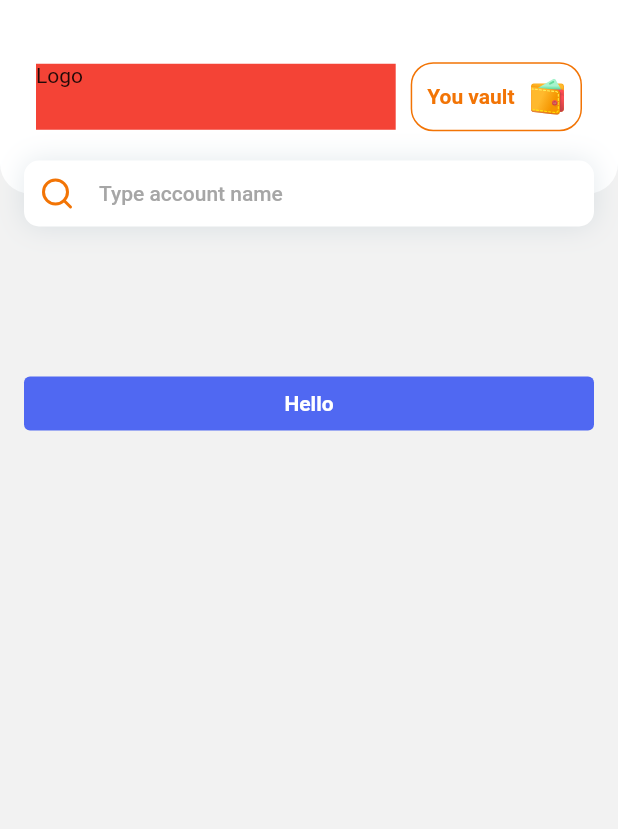
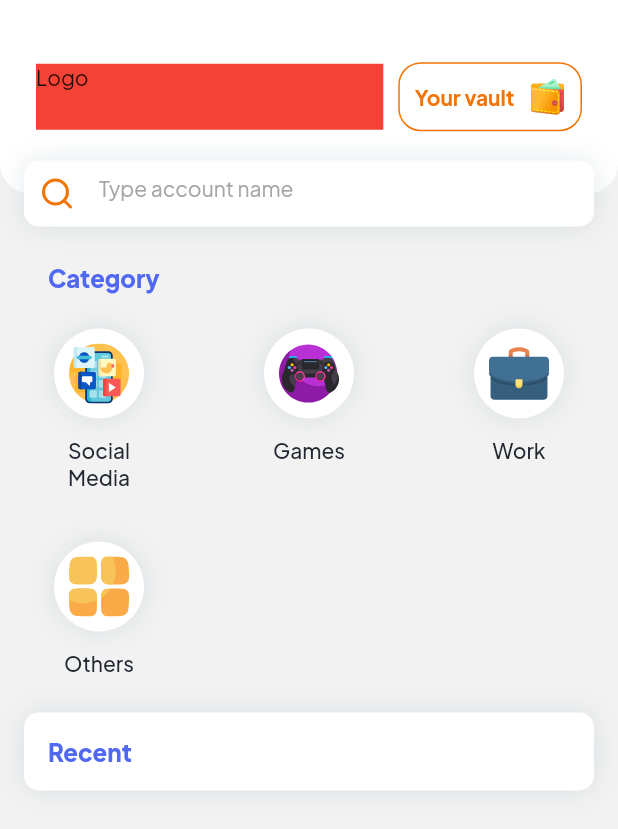
Before and after one commit to juliesZ7/graduate_thesis, a Flutter app: the screen it shows after launch, on a phone screen of 412 x 824 dp. Shown: the top 829 px of the screen. Run offline on Flutter 3.47's test engine with Material 2 defaults, Android fonts, the phone set to English and light mode, and no system bars; our stand-ins replace flutter_svg.

Commit message:
Build Category and Recent

```diff
--- a/lib/Screen/Homepage/home_page.dart
+++ b/lib/Screen/Homepage/home_page.dart
@@ -1,10 +1,7 @@
-import 'dart:ffi';
-
 import 'package:flutter/material.dart';
-import 'package:graduate_thesis/components_library/buttons.dart';
+import 'package:graduate_thesis/screen/Homepage/category.dart';
+import 'package:graduate_thesis/screen/Homepage/recent.dart';
 import 'package:graduate_thesis/style_guide/style_guide.dart';
-
-import '../../components_library/clickable_widget.dart';
 
 class HomePage extends StatelessWidget {
   const HomePage({Key? key}) : super(key: key);
@@ -12,6 +9,7 @@ class HomePage extends StatelessWidget {
   @override
   Widget build(BuildContext context) {
     double screenWidth = MediaQuery.of(context).size.width;
+    String? searchText;
     return Scaffold(
       backgroundColor: ColorGuide().shade4,
       body: Column(
@@ -47,8 +45,8 @@ class HomePage extends StatelessWidget {
                               borderRadius: BorderRadius.circular(15),
                               border: Border.all(color: ColorGuide().primary4)),
                           child: Row(children: [
-                            input("You vault", FontWeight.w700,
-                                ColorGuide().primary4,14),
+                            input("Your vault", FontWeight.w700,
+                                ColorGuide().primary4, 14),
                             SizedBox(
                               width: 10,
                             ),
@@ -67,13 +65,13 @@ class HomePage extends StatelessWidget {
                 bottom: 0,
                 child: Container(
                   width: screenWidth,
+                  height: 44,
                   child: Padding(
                     padding: const EdgeInsets.symmetric(horizontal: 16),
-                    child: ClickableWidget(
-                      navigation: "NEED TO ADD NAVIGATION!!!!",
+                    child: Form(
                       child: Container(
                         decoration: BoxDecoration(
-                          boxShadow: [Shadow().light1],
+                            boxShadow: [Shadow().light1],
                             color: ColorGuide().text3,
                             borderRadius: BorderRadius.circular(10)),
                         padding: EdgeInsets.all(10),
@@ -82,18 +80,33 @@ class HomePage extends StatelessWidget {
                           SizedBox(
                             width: 16,
                           ),
-                          input("Type account name", FontWeight.w500,
-                              ColorGuide().text5,14)
+                          Expanded(
+                              child: TextFormField(
+                            decoration: InputDecoration(
+                              border: InputBorder.none,
+                              hintText: "Type account name",
+                              hintStyle: TextStyle(
+                                  color: ColorGuide().text5, fontSize: 14),
+                            ),
+                            onSaved: (value) => searchText = value,
+                          )),
                         ]),
                       ),
                     ),
+                    // child: TextField(controller: searchText,),
                   ),
                 ),
               )
             ],
           ),
-          SizedBox(height: 100,),
-          DefaultButton(text: "Hello", fontWeight: FontWeight.w700, textColor: ColorGuide().text3,fontSize: 14,buttonColor: ColorGuide().primary1,),
+          SizedBox(
+            height: 24,
+          ),
+          CategoryFeature(),
+          SizedBox(
+            height: 16,
+          ),
+          RecentAccountFeature()
         ],
       ),
     );
--- a/lib/components_library/buttons.dart
+++ b/lib/components_library/buttons.dart
@@ -7,8 +7,14 @@ class DefaultButton extends StatefulWidget {
   final Color textColor;
   final Color buttonColor;
   final double fontSize;
-  const DefaultButton({Key? key,required this.text,required this.fontWeight,required this.textColor,required this.buttonColor,required this.fontSize}) : super(key: key);
-
+  const DefaultButton(
+      {Key? key,
+      required this.text,
+      required this.fontWeight,
+      required this.textColor,
+      required this.buttonColor,
+      required this.fontSize})
+      : super(key: key);
 
   @override
   State<DefaultButton> createState() => _DefaultButtonState();
@@ -18,14 +24,27 @@ class _DefaultButtonState extends State<DefaultButton> {
   @override
   Widget build(BuildContext context) {
     double screenWidth = MediaQuery.of(context).size.width;
-    return defaultButton(widget.text, widget.fontWeight, widget.textColor, widget.fontSize,screenWidth,widget.buttonColor);
+    return defaultButton(widget.text, widget.fontWeight, widget.textColor,
+        widget.fontSize, screenWidth, widget.buttonColor);
   }
 }
 
-
-Widget defaultButton(String text,FontWeight fontWeight,Color textColor,double fontSize,double screenWidth,Color buttonColor){
-return Padding(
-  padding: const EdgeInsets.symmetric(horizontal: 16),
-  child:InkWell(onTap: (){}, child: Container(decoration: BoxDecoration(borderRadius: BorderRadius.all(Radius.circular(4)),color: buttonColor),width: screenWidth,alignment: Alignment.center,child: Padding(padding: EdgeInsets.symmetric(vertical: 10,horizontal: 10),child: input(text, fontWeight, textColor, fontSize)),)),
-);
+Widget defaultButton(String text, FontWeight fontWeight, Color textColor,
+    double fontSize, double screenWidth, Color buttonColor) {
+  return Padding(
+    padding: const EdgeInsets.symmetric(horizontal: 16),
+    child: InkWell(
+        onTap: () {},
+        child: Container(
+          height: 44,
+          decoration: BoxDecoration(
+              borderRadius: BorderRadius.all(Radius.circular(4)),
+              color: buttonColor),
+          width: screenWidth,
+          alignment: Alignment.center,
+          child: Padding(
+              padding: EdgeInsets.symmetric(vertical: 10, horizontal: 10),
+              child: input(text, fontWeight, textColor, fontSize)),
+        )),
+  );
 }
--- a/lib/components_library/clickable_widget.dart
+++ b/lib/components_library/clickable_widget.dart
@@ -2,9 +2,9 @@ import 'package:flutter/material.dart';
 
 class ClickableWidget extends StatefulWidget {
   final Widget child;
-  final String navigation;
-  const ClickableWidget({Key? key,required this.child,required this.navigation}) : super(key: key);
-
+  final Function function;
+  const ClickableWidget({Key? key, required this.child, required this.function})
+      : super(key: key);
 
   @override
   State<ClickableWidget> createState() => _DefaultButtonState();
@@ -13,11 +13,17 @@ class ClickableWidget extends StatefulWidget {
 class _DefaultButtonState extends State<ClickableWidget> {
   @override
   Widget build(BuildContext context) {
-    return clickableWidget(widget.child);
+    return clickableWidget(widget.child, widget.function);
   }
 }
 
-
-Widget clickableWidget(Widget child){
-return InkWell(onTap: (){}, child: child,);
+Widget clickableWidget(Widget child, Function function) {
+  return TextButton(
+    onPressed: () {
+      function;
+    },
+    style: ButtonStyle(
+        overlayColor: MaterialStateProperty.all(Colors.transparent)),
+    child: child,
+  );
 }
--- a/lib/main.dart
+++ b/lib/main.dart
@@ -2,8 +2,12 @@ import 'package:flutter/material.dart';
 import 'package:graduate_thesis/Screen/Homepage/home_page.dart';
 
 void main() {
-  runApp(const MaterialApp(
-    debugShowCheckedModeBanner: false,
-    home: HomePage(),
-  ));
+  runApp(
+    MaterialApp(
+        debugShowCheckedModeBanner: false,
+        home: HomePage(),
+        theme: ThemeData(
+          fontFamily: 'PlusJakartaSans',
+        )),
+  );
 }
--- /dev/null
+++ b/lib/screen/Homepage/category.dart
@@ -0,0 +1,87 @@
+import 'package:flutter/material.dart';
+import 'package:graduate_thesis/components_library/clickable_widget.dart';
+import 'package:graduate_thesis/style_guide/style_guide.dart';
+
+class CategoryFeature extends StatelessWidget {
+  const CategoryFeature({Key? key}) : super(key: key);
+
+  @override
+  Widget build(BuildContext context) {
+    double screenWidth = MediaQuery.of(context).size.width;
+    return Container(
+      width: screenWidth,
+      margin: EdgeInsets.symmetric(horizontal: 16),
+      child: Column(crossAxisAlignment: CrossAxisAlignment.start, children: [
+        Padding(
+          padding: EdgeInsets.symmetric(horizontal: 16),
+          child: input("Category", FontWeight.w800, ColorGuide().primary1, 16),
+        ),
+        SizedBox(
+          height: 16,
+        ),
+
+        //Category
+        Column(
+          crossAxisAlignment: CrossAxisAlignment.start,
+          children: [
+            IntrinsicHeight(
+              child: Row(
+                mainAxisAlignment: MainAxisAlignment.spaceBetween,
+                children: [
+                  categoryItem("Social Media",
+                      sticker(StickerName().socialMedia, 40), screenWidth),
+                  SizedBox(
+                    width: 16,
+                  ),
+                  categoryItem(
+                      "Games", sticker(StickerName().games, 40), screenWidth),
+                  SizedBox(
+                    width: 16,
+                  ),
+                  categoryItem(
+                      "Work", sticker(StickerName().works, 40), screenWidth),
+                ],
+              ),
+            ),
+            SizedBox(
+              height: 18,
+            ),
+            categoryItem(
+                "Others", sticker(StickerName().others, 40), screenWidth),
+          ],
+        ),
+      ]),
+    );
+  }
+}
+
+Widget categoryItem(String name, Widget icon, double screenWidth) {
+  return Container(
+    width: 100,
+    child: ClickableWidget(
+      function: () {},
+      child: Column(
+        children: [
+          Container(
+            padding: EdgeInsets.all(10),
+            decoration: BoxDecoration(
+                color: ColorGuide().text3,
+                borderRadius: BorderRadius.circular(50),
+                boxShadow: [Shadow().light1]),
+            child: icon,
+          ),
+          SizedBox(height: 12),
+          Text(
+            name,
+            style: TextStyle(
+              color: ColorGuide().text1,
+              fontSize: 14,
+              fontWeight: FontWeight.w500,
+            ),
+            textAlign: TextAlign.center,
+          )
+        ],
+      ),
+    ),
+  );
+}
--- /dev/null
+++ b/lib/screen/Homepage/recent.dart
@@ -0,0 +1,27 @@
+import 'package:flutter/material.dart';
+
+import '../../style_guide/style_guide.dart';
+
+class RecentAccountFeature extends StatelessWidget {
+  const RecentAccountFeature({Key? key}) : super(key: key);
+
+  @override
+  Widget build(BuildContext context) {
+    double screenWidth = MediaQuery.of(context).size.width;
+    return Container(
+      margin: EdgeInsets.symmetric(horizontal: 16),
+      width: screenWidth,
+      decoration: BoxDecoration(
+          color: ColorGuide().text3,
+          borderRadius: BorderRadius.circular(10),
+          boxShadow: [Shadow().light1]),
+      padding: EdgeInsets.symmetric(horizontal: 16, vertical: 16),
+      child: Column(
+        crossAxisAlignment: CrossAxisAlignment.start,
+        children: [
+          input("Recent", FontWeight.w800, ColorGuide().primary1, 16),
+        ],
+      ),
+    );
+  }
+}
```
Also changed, not shown: lib/style_guide/style_guide.dart (+13 -10 lines), pubspec.yaml (+8 -0 lines), assets/fonts/Mogena.ttf (added), assets/fonts/PlusJakartaSans-VariableFont_wght.ttf (added).
